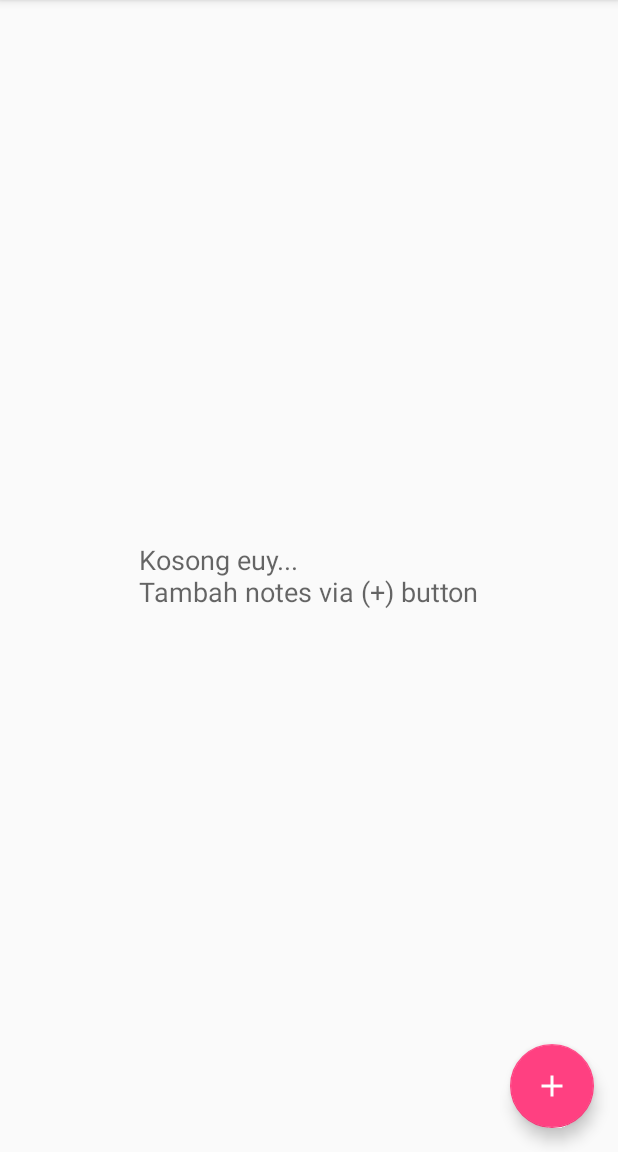
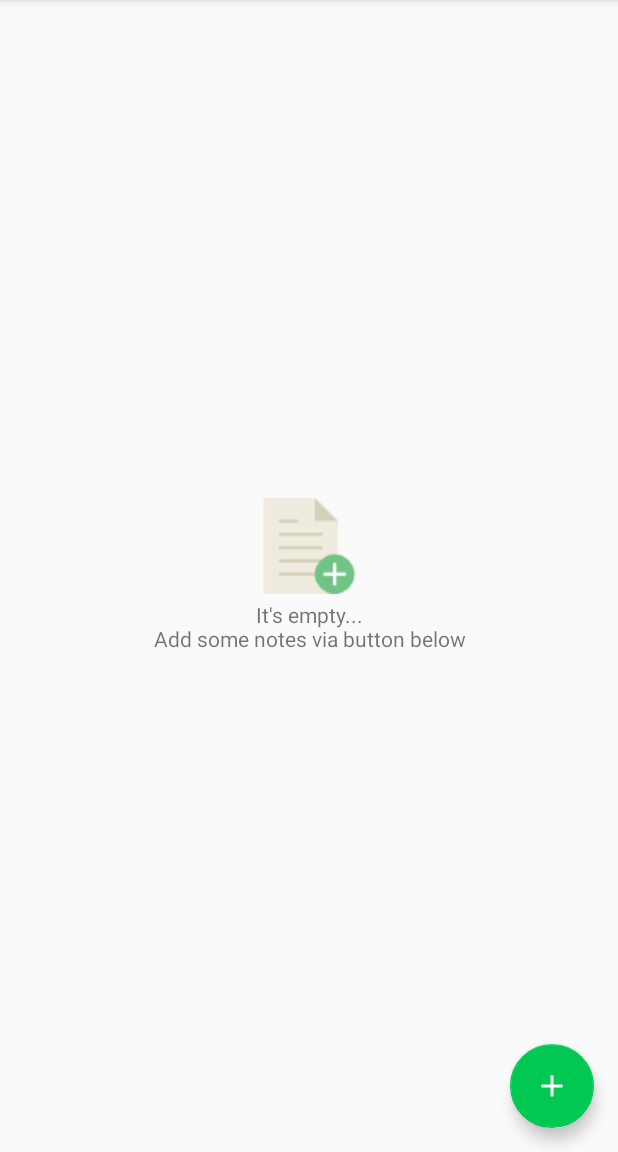
Before and after one commit to hyuwah/android-catatanku, an Android app: the screen it shows after launch (NoteListActivity), on a phone screen of 412 x 824 dp, the part 84-1236 px from its top. Run offline under Robolectric (Android 15) with nearby library versions, the phone set to English and light mode, and no system bars; our stand-ins replace ButterKnife.

```diff
--- a/app/src/main/res/layout/activity_note_list.xml
+++ b/app/src/main/res/layout/activity_note_list.xml
@@ -21,12 +21,22 @@
         android:layout_height="wrap_content"
         android:layout_centerInParent="true">
 
+        <ImageView
+            android:id="@+id/empty_nlv_image"
+            android:layout_width="wrap_content"
+            android:layout_height="wrap_content"
+            android:src="@drawable/file"
+            android:layout_centerHorizontal="true"/>
+
         <TextView
+            android:layout_marginTop="4dp"
+            android:textAlignment="center"
             android:layout_width="wrap_content"
             android:layout_height="wrap_content"
             android:layout_centerHorizontal="true"
-            android:text="Kosong euy...\nTambah notes via (+) button"
-            android:textAppearance="?android:textAppearanceMedium"/>
+            android:text="It's empty...\nAdd some notes via button below"
+            android:textAppearance="?android:textAppearanceSmall"
+            android:layout_below="@+id/empty_nlv_image"/>
 
     </RelativeLayout>
 
@@ -40,7 +50,8 @@
         android:layout_alignParentEnd="true"
         android:layout_gravity="bottom|end"
         android:layout_margin="@dimen/fab_margin"
-        app:srcCompat="@drawable/ic_add_black_24dp"
-        android:tint="#fff"/>
+        android:tint="#fff"
+        app:backgroundTint="@color/green"
+        app:srcCompat="@drawable/ic_add_black_24dp" />
 
 </RelativeLayout>
--- a/app/src/main/res/menu/menu_note_list.xml
+++ b/app/src/main/res/menu/menu_note_list.xml
@@ -7,7 +7,7 @@
         android:orderInCategory="1"
         android:title="Search"
         android:hint="Text to search"
-        android:icon="@drawable/ic_search_black_24dp"
+        android:icon="@drawable/ic_search_white_24dp"
         app:showAsAction="always|collapseActionView"
         app:actionViewClass="android.widget.SearchView"/>
 
```
Also changed, not shown: app/src/main/java/io/github/hyuwah/catatanku/EditorActivity.java (+12 -1 lines), app/src/main/res/drawable/ic_clear_white_24dp.xml (added, +9 -0 lines), app/src/main/res/drawable/ic_delete_white_24dp.xml (added, +9 -0 lines), app/src/main/res/drawable/ic_save_white_24dp.xml (added, +9 -0 lines), app/src/main/res/layout/activity_editor.xml (+11 -1 lines), app/src/main/res/menu/menu_note_editor.xml (+7 -3 lines), app/src/main/res/drawable/file.png (added), app/src/main/res/drawable/ic_search_white_24dp.xml (renamed from app/src/main/res/drawable/ic_search_black_24dp.xml).
